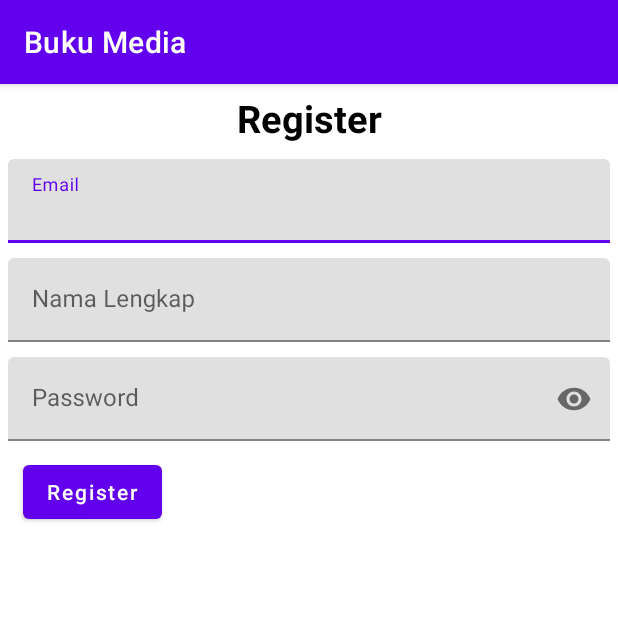
After one commit to yosafatrend/Buku-Media, an Android app: the RegisterActivity screen opened directly, with no data from a screen before it, on a phone screen of 412 x 824 dp, the top half of it. The commit adds this screen. Run offline under Robolectric (Android 15) with nearby library versions, the phone set to English and light mode, and no system bars.

Commit message:
fisrt comit

```diff
--- /dev/null
+++ b/app/src/main/java/com/adityaputrak/bukumedia/activities/RegisterActivity.java
@@ -0,0 +1,65 @@
+package com.adityaputrak.bukumedia.activities;
+
+import androidx.appcompat.app.AppCompatActivity;
+
+import android.os.Bundle;
+import android.view.View;
+import android.widget.Button;
+import android.widget.EditText;
+import android.widget.Toast;
+
+import com.adityaputrak.bukumedia.R;
+
+import Api.ApiClient;
+import Model.RegisterResponse;
+import retrofit2.Call;
+import retrofit2.Callback;
+import retrofit2.Response;
+
+public class RegisterActivity extends AppCompatActivity {
+    EditText edtNama, edtEmail, edtPassword;
+    Button btnRegist;
+    @Override
+    protected void onCreate(Bundle savedInstanceState) {
+        super.onCreate(savedInstanceState);
+        setContentView(R.layout.activity_register);
+
+        edtNama = findViewById(R.id.etNama);
+        edtEmail = findViewById(R.id.etEmail);
+        edtPassword = findViewById(R.id.etPassword);
+        btnRegist = findViewById(R.id.btRegister);
+
+        btnRegist.setOnClickListener(new View.OnClickListener() {
+            @Override
+            public void onClick(View v) {
+                prosesRegistrasi();
+            }
+        });
+    }
+
+    private void prosesRegistrasi() {
+        String nama, email, pass;
+        nama = edtNama.getText().toString();
+        email = edtEmail.getText().toString();
+        pass = edtPassword.getText().toString();
+
+        ApiClient.getServices().registerUser(nama, email, pass, "CUSTOMER")
+                .enqueue(new Callback<RegisterResponse>() {
+                    @Override
+                    public void onResponse(Call<RegisterResponse> call, Response<RegisterResponse> response) {
+                        if (response.isSuccessful()){
+                            if (response.body().getStatus() == 1){
+                                Toast.makeText(RegisterActivity.this, "Register success", Toast.LENGTH_SHORT).show();
+                            }
+                            else{
+
+                            }
+                        }
+                    }
+
+                    @Override
+                    public void onFailure(Call<RegisterResponse> call, Throwable t) {
+                        Toast.makeText(RegisterActivity.this, "Error " + t, Toast.LENGTH_SHORT).show();                    }
+                });
+    }
+}
--- /dev/null
+++ b/app/src/main/res/layout/activity_register.xml
@@ -0,0 +1,71 @@
+<?xml version="1.0" encoding="utf-8"?>
+<LinearLayout xmlns:android="http://schemas.android.com/apk/res/android"
+    xmlns:app="http://schemas.android.com/apk/res-auto"
+    xmlns:tools="http://schemas.android.com/tools"
+    android:layout_width="match_parent"
+    android:layout_height="match_parent"
+    android:orientation="vertical"
+    android:padding="5dp"
+    tools:context=".activities.RegisterActivity">
+
+    <TextView
+        android:id="@+id/tvJudul"
+        android:layout_width="match_parent"
+        android:layout_height="wrap_content"
+        android:text="Register"
+        android:textAlignment="center"
+        android:textColor="@color/black"
+        android:textSize="25sp"
+        android:textStyle="bold"
+        app:layout_constraintEnd_toEndOf="parent"
+        app:layout_constraintStart_toStartOf="parent"
+        app:layout_constraintTop_toTopOf="parent" />
+
+    <com.google.android.material.textfield.TextInputLayout
+        android:layout_width="match_parent"
+        android:layout_height="wrap_content"
+        android:layout_marginTop="10dp">
+
+        <EditText
+            android:id="@+id/etEmail"
+            android:layout_width="match_parent"
+            android:layout_height="wrap_content"
+            android:hint="Email" />
+    </com.google.android.material.textfield.TextInputLayout>
+    <com.google.android.material.textfield.TextInputLayout
+        android:id="@+id/tilNama"
+        android:layout_width="match_parent"
+        android:layout_height="wrap_content"
+        android:layout_marginTop="10dp">
+
+        <EditText
+            android:id="@+id/etNama"
+            android:layout_width="match_parent"
+            android:layout_height="wrap_content"
+            android:hint="Nama Lengkap" />
+    </com.google.android.material.textfield.TextInputLayout>
+
+
+    <com.google.android.material.textfield.TextInputLayout
+        android:layout_width="match_parent"
+        android:layout_height="wrap_content"
+        android:layout_marginTop="10dp"
+        app:passwordToggleEnabled="true">
+
+        <EditText
+            android:id="@+id/etPassword"
+            android:layout_width="match_parent"
+            android:layout_height="wrap_content"
+            android:hint="Password"
+            android:inputType="textPassword" />
+    </com.google.android.material.textfield.TextInputLayout>
+
+    <Button
+        android:id="@+id/btRegister"
+        android:layout_width="wrap_content"
+        android:layout_height="wrap_content"
+        android:layout_margin="10dp"
+        android:text="Register"
+        android:textAllCaps="false" />
+
+</LinearLayout>
```
Also changed, not shown: app/src/main/AndroidManifest.xml (+6 -5 lines), app/src/main/java/Api/ApiInterface.java (+18 -0 lines), app/src/main/java/Model/DataUser.java (added, +53 -0 lines), app/src/main/java/Model/LoginResponse.java (added, +36 -0 lines), app/src/main/java/Model/RegisterResponse.java (added, +36 -0 lines), app/src/main/java/com/adityaputrak/bukumedia/activities/DashboardUserActivity.java (added, +16 -0 lines), app/src/main/java/com/adityaputrak/bukumedia/activities/LoginActivity.java (+23 -7 lines), app/src/main/res/layout/activity_dashboard_user.xml (added, +26 -0 lines).
